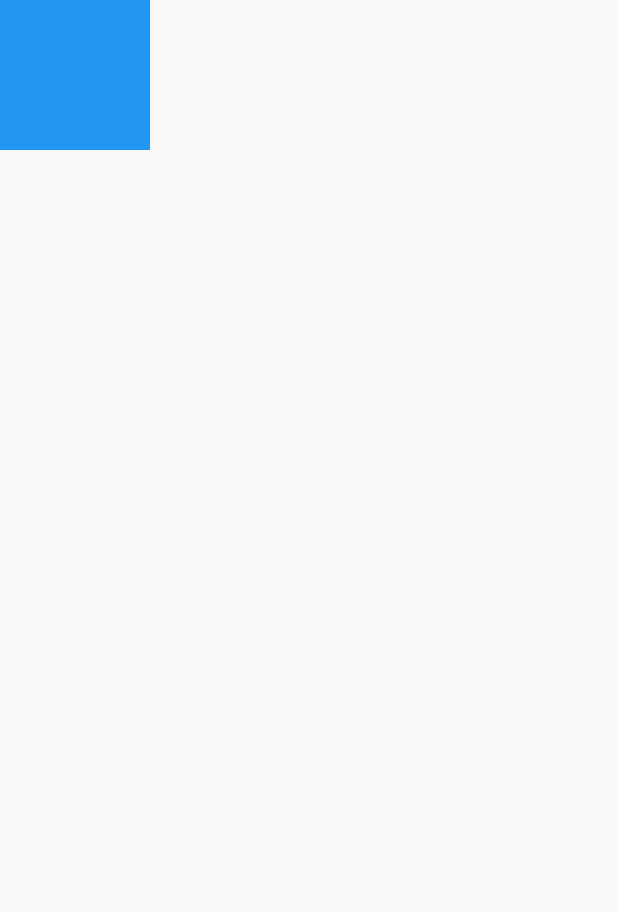
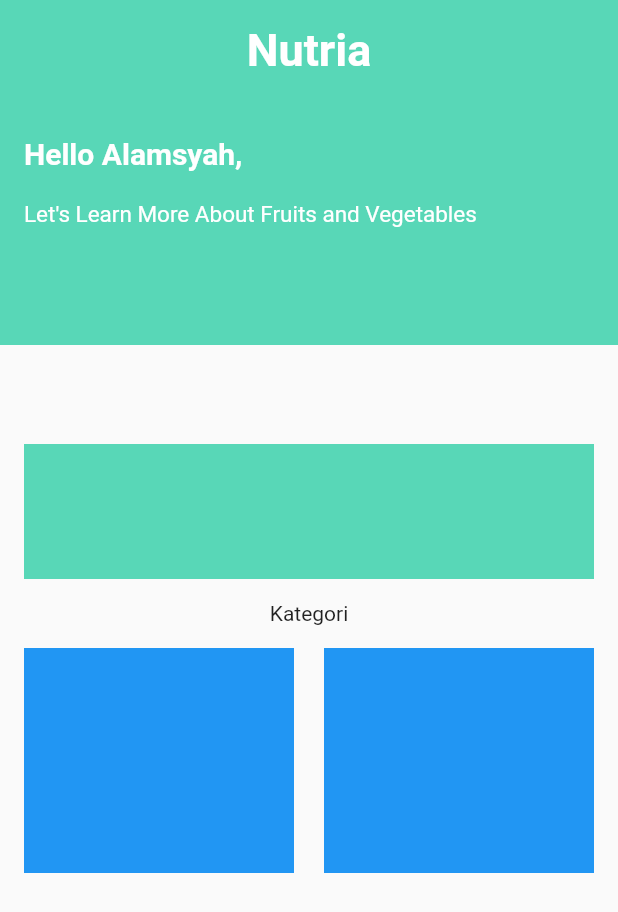
Before and after one commit to Madd-G/nutria_old, a Flutter app: the HomeScreen screen opened directly, on a phone screen of 412 x 824 dp. Shown: the top 912 px of the screen. Run offline on Flutter 3.47's test engine with Material 2 defaults, Android fonts, the light colour scheme and no system bars; our stand-ins replace dropdown_search, get.

Commit message:
updated home screen (m)

```diff
--- a/lib/main.dart
+++ b/lib/main.dart
@@ -16,6 +16,7 @@ import 'package:nutria/views/vegetable_list_screen.dart';
 import 'package:nutria/views/home_screen.dart';
 
 void main() {
+  WidgetsFlutterBinding.ensureInitialized();
   SystemChrome.setPreferredOrientations([DeviceOrientation.portraitUp]);
   runApp(const MyApp());
 }
@@ -36,8 +37,8 @@ class MyApp extends StatelessWidget {
       translations: Messages(),
       locale: const Locale('en_US', 'EN_US'),
       fallbackLocale: const Locale('en_US', 'EN_US'),
-      home: const UploadProfilePhotoScreen(),
-      initialRoute: '/upload_profile_photo_screen',
+      home: const HomeScreen(),
+      initialRoute: '/',
       getPages: [
         GetPage(name: '/', page: () => const HomeScreen()),
         GetPage(name: '/splash_screen_first', page: () => const SplashScreenFirst()),
--- a/lib/views/home_screen.dart
+++ b/lib/views/home_screen.dart
@@ -6,10 +6,63 @@ class HomeScreen extends StatelessWidget {
   @override
   Widget build(BuildContext context) {
     return Scaffold(
-        body: Container(
-      color: Colors.blue,
-      height: 100,
-      width: 100,
-    ));
+        body: SafeArea(
+          child: SingleChildScrollView(
+            child: Column(
+              children: [
+                Container(
+                  color: Theme.of(context).colorScheme.primary,
+                  height: 230,
+                  width: double.infinity,
+                  child: Padding(
+                    padding: const EdgeInsets.all(16.0),
+                    child: Column(
+                      crossAxisAlignment: CrossAxisAlignment.start,
+                      children: const [
+                        Center(child: Text('Nutria', style: TextStyle(color: Colors.white, fontSize: 30.0, fontWeight: FontWeight.w700),)),
+                        SizedBox(height: 40.0,),
+                        Text('Hello Alamsyah,', style: TextStyle(color: Colors.white, fontSize: 20, fontWeight: FontWeight.w600),),
+                        SizedBox(height: 20.0,),
+                        Text("Let\'s Learn More About Fruits and Vegetables", style: TextStyle(color: Colors.white, fontSize: 15),),
+                      ],
+                    ),
+                  ),
+                ),
+                SizedBox(height: 50.0,),
+                Padding(
+                  padding: const EdgeInsets.all(16.0),
+                  child: Column(
+                    children: [
+                      Container(
+                        height: 90.0,
+                        width: double.infinity,
+                        color: Theme.of(context).colorScheme.primary,
+                      ),
+                      SizedBox(height: 15.0,),
+                      Text('Kategori'),
+                      SizedBox(height: 15.0,),
+                      Row(
+                        mainAxisAlignment: MainAxisAlignment.spaceAround,
+                        children: [
+                          Container(
+                            height: 150,
+                            width: 180,
+                            color: Colors.blue,
+                            ),
+                          SizedBox(width: 20.0,),
+                          Container(
+                            height: 150,
+                            width: 180,
+                            color: Colors.blue,
+                          ),
+                        ],
+                      )
+                    ],
+                  ),
+                )
+              ],
+            ),
+          )
+        ));
   }
 }
--- a/lib/views/splash_screen_first.dart
+++ b/lib/views/splash_screen_first.dart
@@ -62,7 +62,7 @@ class SplashScreenFirst extends StatelessWidget {
                   title: 'Next',
                   color: Theme.of(context).colorScheme.primary,
                   onPressed: () {
-                    Get.to(const SplashScreenSecond(),
+                    Get.to(() => const SplashScreenSecond(),
                         transition: Transition.rightToLeft,
                         duration: const Duration(milliseconds: 700));
                   },
```
